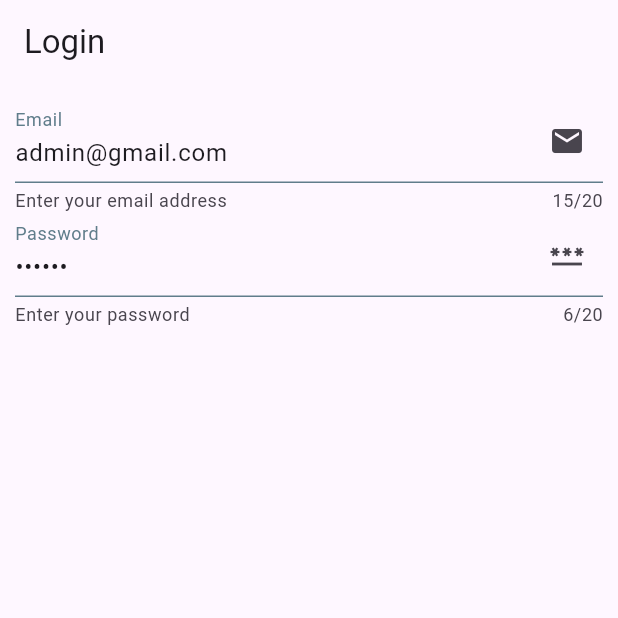
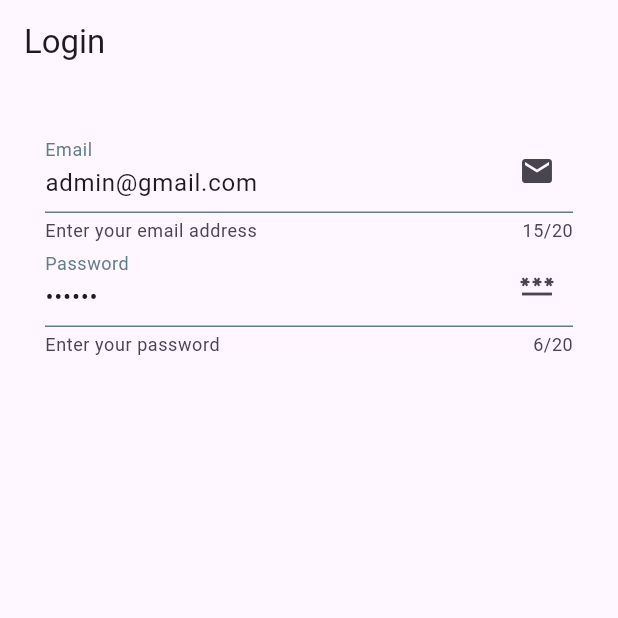
Before and after one commit to purniawan4905/login_logout_registrasi, a Flutter app: the screen it shows after launch, on a phone screen of 412 x 824 dp, the top half of it. Run offline on Flutter 3.47's test engine with Material 3 defaults, Android fonts, the phone set to English and light mode, and no system bars; our stand-ins replace firebase_core; accounts and stored records are empty.

Commit message:
edit login_view.dart

```diff
--- a/lib/module/login/view/login_view.dart
+++ b/lib/module/login/view/login_view.dart
@@ -15,7 +15,7 @@ class LoginView extends StatefulWidget {
         ),
         body: SingleChildScrollView(
         child: Container(
-            padding: const EdgeInsets.all(10.0),
+            padding: const EdgeInsets.all(30.0),
             child: Column(
             children: [
               TextFormField(
```
